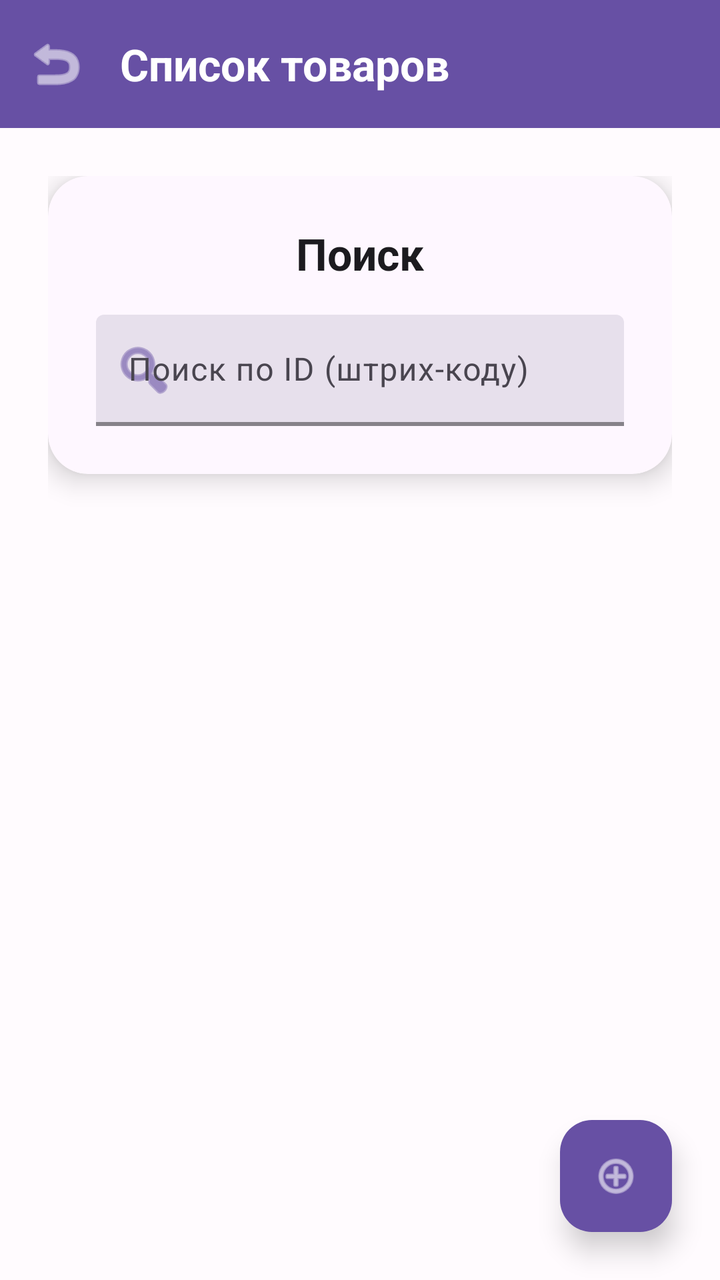
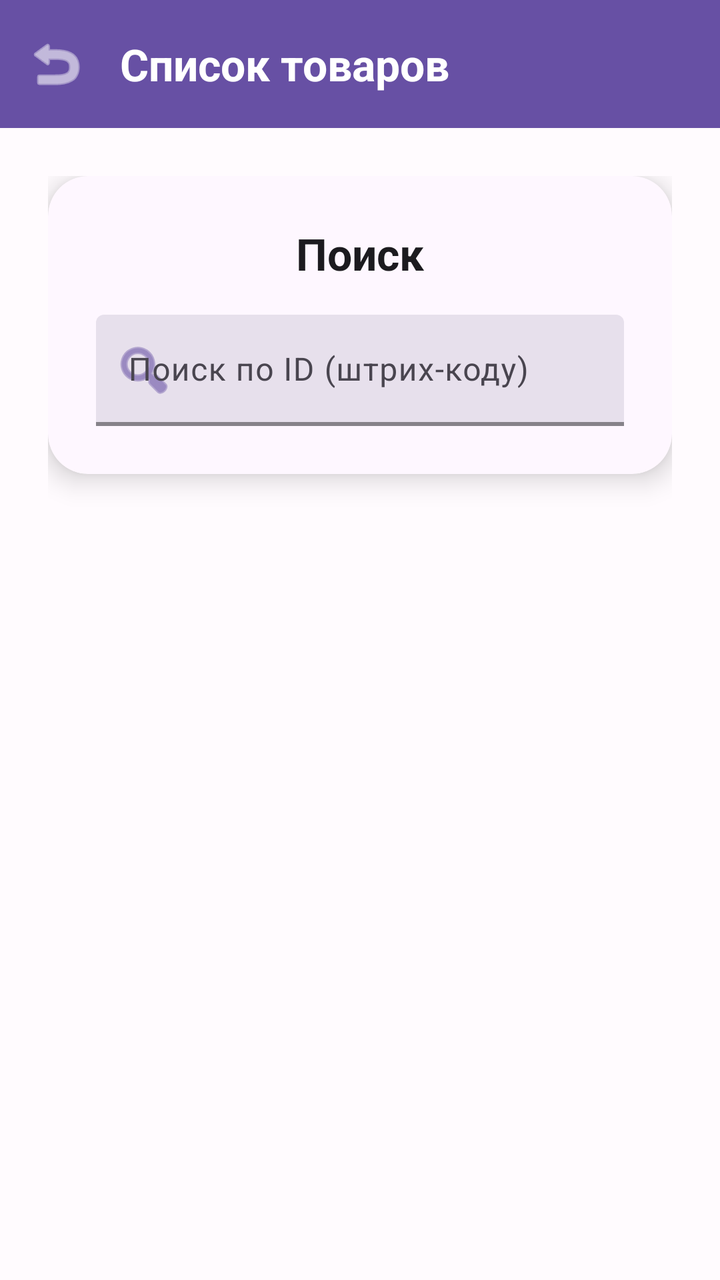

Two renders of the same Android screen: before a commit and after it. Below are the layout's source before the change and the commit's diff.
<!-- AndroidManifest.xml: application theme AppTheme -->
<!-- res/layout/activity_products_list.xml -->
<?xml version="1.0" encoding="utf-8"?>
<androidx.coordinatorlayout.widget.CoordinatorLayout xmlns:android="http://schemas.android.com/apk/res/android"
    xmlns:app="http://schemas.android.com/apk/res-auto"
    android:layout_width="match_parent"
    android:layout_height="match_parent"
    android:background="@color/background">

    
    <com.google.android.material.appbar.AppBarLayout
        android:layout_width="match_parent"
        android:layout_height="wrap_content"
        android:background="@color/primary"
        app:elevation="0dp">

        <com.google.android.material.appbar.MaterialToolbar
            android:id="@+id/toolbar"
            android:layout_width="match_parent"
            android:layout_height="?attr/actionBarSize"
            app:title="@string/products_list_title"
            app:titleTextColor="@color/on_primary"
            app:titleTextAppearance="@style/TextAppearance.App.TitleLarge"
            app:navigationIcon="@android:drawable/ic_menu_revert"
            app:navigationIconTint="@color/on_primary" />

    </com.google.android.material.appbar.AppBarLayout>

    
    <androidx.core.widget.NestedScrollView
        android:layout_width="match_parent"
        android:layout_height="match_parent"
        app:layout_behavior="@string/appbar_scrolling_view_behavior">

        <LinearLayout
            android:layout_width="match_parent"
            android:layout_height="wrap_content"
            android:orientation="vertical"
            android:padding="24dp">

            
            <androidx.cardview.widget.CardView
                android:layout_width="match_parent"
                android:layout_height="wrap_content"
                android:layout_marginBottom="24dp"
                app:cardBackgroundColor="@color/card_surface"
                app:cardCornerRadius="20dp"
                app:cardElevation="8dp">

                <LinearLayout
                    android:layout_width="match_parent"
                    android:layout_height="wrap_content"
                    android:orientation="vertical"
                    android:padding="24dp">

                    <TextView
                        android:layout_width="match_parent"
                        android:layout_height="wrap_content"
                        android:text="@string/search_title"
                        android:textAppearance="@style/TextAppearance.App.TitleLarge"
                        android:textAlignment="center"
                        android:layout_marginBottom="16dp" />

                    <com.google.android.material.textfield.TextInputLayout
                        android:id="@+id/searchInputLayout"
                        android:layout_width="match_parent"
                        android:layout_height="wrap_content"
                        android:hint="@string/search_products_hint"
                        app:startIconDrawable="@android:drawable/ic_menu_search"
                        app:startIconTint="@color/primary"
                        app:boxBackgroundColor="@color/surface_variant"
                        app:boxStrokeColor="@color/primary"
                        app:boxStrokeWidth="2dp"
                        app:hintTextColor="@color/text_secondary">

                        <com.google.android.material.textfield.TextInputEditText
                            android:id="@+id/searchInput"
                            android:layout_width="match_parent"
                            android:layout_height="wrap_content"
                            android:inputType="text"
                            android:textAppearance="@style/TextAppearance.App.BodyLarge" />

                    </com.google.android.material.textfield.TextInputLayout>

                </LinearLayout>
            </androidx.cardview.widget.CardView>

            
            <androidx.recyclerview.widget.RecyclerView
                android:id="@+id/productsRecyclerView"
                android:layout_width="match_parent"
                android:layout_height="wrap_content"
                android:clipToPadding="false"
                android:paddingBottom="24dp" />

        </LinearLayout>
    </androidx.core.widget.NestedScrollView>

    
    <com.google.android.material.floatingactionbutton.FloatingActionButton
        android:id="@+id/fabAddProduct"
        android:layout_width="wrap_content"
        android:layout_height="wrap_content"
        android:layout_gravity="bottom|end"
        android:layout_margin="24dp"
        android:src="@android:drawable/ic_menu_add"
        app:backgroundTint="@color/primary"
        app:tint="@color/on_primary"
        app:elevation="8dp" />

</androidx.coordinatorlayout.widget.CoordinatorLayout>
<!-- resources referenced by this layout -->
<resources>
  <color name="background">#FFFBFE</color>
  <color name="card_surface">#FEF7FF</color>
  <color name="on_primary">#FFFFFF</color>
  <color name="primary">#6750A4</color>
  <color name="surface_variant">#E7E0EC</color>
  <color name="text_secondary">#49454F</color>
  <string name="products_list_title">Список товаров</string>
  <string name="search_products_hint">Поиск по ID (штрих-коду)</string>
  <string name="search_title">Поиск</string>
  <style name="TextAppearance.App.BodyLarge" parent="TextAppearance.Material3.BodyLarge">
          <item name="android:textColor">@color/text_primary</item>
          <item name="android:textSize">16sp</item>
      </style>
  <style name="TextAppearance.App.TitleLarge" parent="TextAppearance.Material3.TitleLarge">
          <item name="android:textColor">@color/text_primary</item>
          <item name="android:textSize">22sp</item>
          <item name="android:textStyle">bold</item>
      </style>
  <color name="text_primary">#1C1B1F</color>
  <color name="primary_variant">#4F378B</color>
  <color name="secondary">#625B71</color>
  <color name="on_secondary">#FFFFFF</color>
  <color name="tertiary">#7D5260</color>
  <color name="on_tertiary">#FFFFFF</color>
  <color name="surface">#FFFBFE</color>
  <color name="on_surface">#1C1B1F</color>
  <color name="on_surface_variant">#49454F</color>
  <color name="text_tertiary">#79747E</color>
  <color name="error">#BA1A1A</color>
  <color name="on_error">#FFFFFF</color>
  <style name="AppButtonStyle" parent="Widget.Material3.Button">
          <item name="backgroundTint">@color/button_background</item>
          <item name="android:textColor">@color/button_text</item>
          <item name="rippleColor">@color/primary</item>
          <item name="android:padding">16dp</item>
          <item name="android:textSize">16sp</item>
          <item name="android:textStyle">bold</item>
          <item name="elevation">2dp</item>
      </style>
  <style name="AppCardViewStyle" parent="Widget.Material3.CardView.Elevated">
          <item name="cardBackgroundColor">@color/card_background</item>
          <item name="cardElevation">8dp</item>
          <item name="cardCornerRadius">16dp</item>
          <item name="cardMaxElevation">12dp</item>
          <item name="contentPadding">0dp</item>
      </style>
  <style name="AppTextInputStyle" parent="Widget.Material3.TextInputLayout.FilledBox">
          <item name="boxBackgroundColor">@color/surface_variant</item>
          <item name="android:textColor">@color/on_surface</item>
          <item name="hintTextColor">@color/text_secondary</item>
          <item name="boxStrokeColor">@color/primary</item>
          <item name="boxStrokeWidth">2dp</item>
          <item name="android:textColorHint">@color/text_secondary</item>
      </style>
  <style name="AppToolbarStyle" parent="Widget.Material3.Toolbar">
          <item name="titleTextColor">@color/on_primary</item>
          <item name="subtitleTextColor">@color/on_primary</item>
          <item name="android:background">@color/primary</item>
          <item name="elevation">4dp</item>
      </style>
  <color name="button_background">#6750A4</color>
  <color name="button_text">#FFFFFF</color>
  <color name="card_background">#FFFFFF</color>
  <!-- unchanged entries left out for length: 1 -->
</resources>

<!-- the commit's change to res/layout/activity_products_list.xml (unified diff, before → after) -->
@@ -95,15 +95,5 @@
     </androidx.core.widget.NestedScrollView>
 
     
-    <com.google.android.material.floatingactionbutton.FloatingActionButton
-        android:id="@+id/fabAddProduct"
-        android:layout_width="wrap_content"
-        android:layout_height="wrap_content"
-        android:layout_gravity="bottom|end"
-        android:layout_margin="24dp"
-        android:src="@android:drawable/ic_menu_add"
-        app:backgroundTint="@color/primary"
-        app:tint="@color/on_primary"
-        app:elevation="8dp" />
 
 </androidx.coordinatorlayout.widget.CoordinatorLayout>
